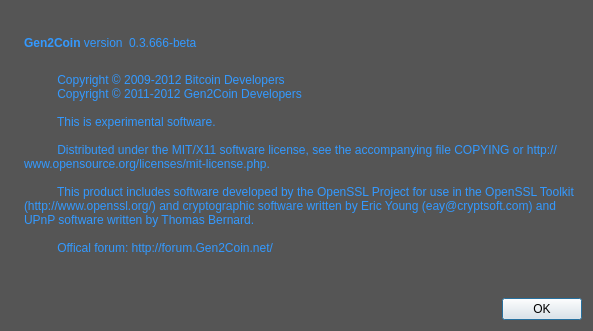
This is src/qt/forms/aboutdialog.ui in G2C/G2C as Qt 5 draws it before an edit. The edited form follows.
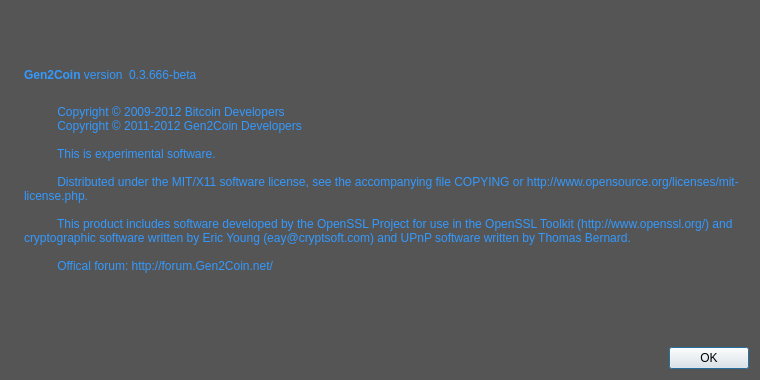
This is the edited form. Icons and pictures are not drawn.

What changed in the file:
```diff
--- a/src/qt/forms/aboutdialog.ui
+++ b/src/qt/forms/aboutdialog.ui
@@ -6,8 +6,8 @@
    <rect>
     <x>0</x>
     <y>0</y>
-    <width>593</width>
-    <height>331</height>
+    <width>760</width>
+    <height>380</height>
    </rect>
   </property>
   <property name="palette">
```
Left out of the diff: 91 changed lines with no effect on the pictures.
